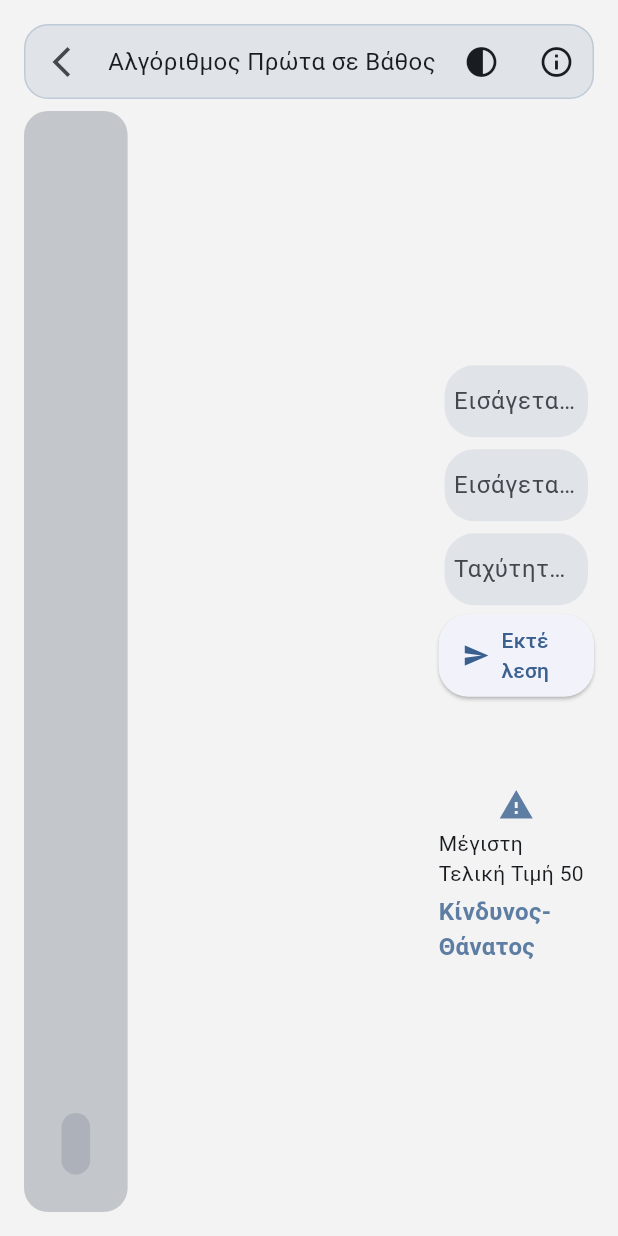
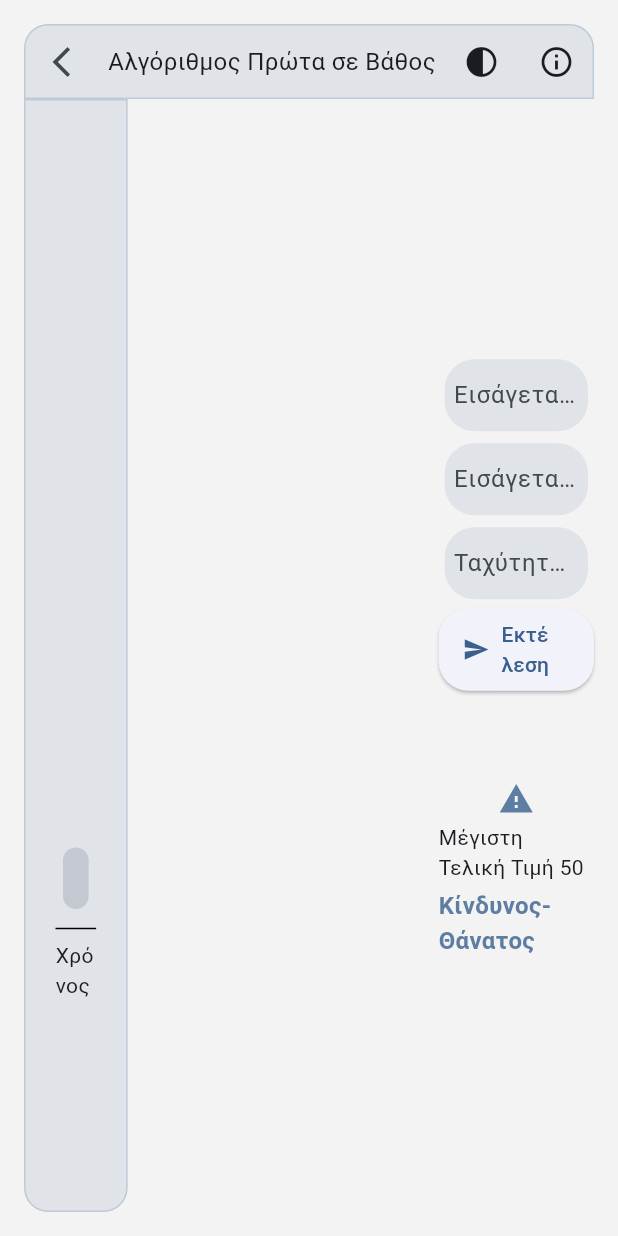
Before and after one commit to TonyGnk/Node-Odyssey, a Flutter app: the screen it shows after launch, after a tap on "Μετάβαση στον Αλγόριθμο Πρώτα σε Πλάτος", on a phone screen of 412 x 824 dp. Run offline on Flutter 3.47's test engine with Material 2 defaults, Android fonts, the phone set to English and light mode, and no system bars; our stand-ins replace adaptive_theme, flutter_riverpod, package_info_plus, shared_preferences; missing offline and left inert: app_settings, flutter_animated_dialog.

Commit message:
Refactor UI components and add constants

```diff
--- a/lib/Screens/Breadth First Page/Services/tracking_tiles.dart
+++ b/lib/Screens/Breadth First Page/Services/tracking_tiles.dart
@@ -1,4 +1,5 @@
 import 'package:flutter/material.dart';
+import '../../../Services & Providers/constants.dart';
 
 class TrackingTiles {
   TrackingTiles({
@@ -11,7 +12,7 @@ class TrackingTiles {
 
   Widget build(BuildContext context) => Container(
         decoration: BoxDecoration(
-          borderRadius: const BorderRadius.all(Radius.circular(20)),
+          borderRadius: const BorderRadius.all(Radius.circular(cornerSize)),
           color: Theme.of(context).colorScheme.secondary.withOpacity(0.2),
         ),
         margin: const EdgeInsets.all(5),
--- a/lib/Screens/Breadth First Page/left_column_bf.dart
+++ b/lib/Screens/Breadth First Page/left_column_bf.dart
@@ -7,12 +7,24 @@ Container c1(BuildContext context) => Container(
       //height: MediaQuery.of(context).size.height - 86,
       padding: const EdgeInsets.all(20),
       decoration: BoxDecoration(
-        borderRadius: const BorderRadius.all(Radius.circular(cornerSize)),
-        color: Theme.of(context).colorScheme.secondary.withOpacity(0.3),
+        borderRadius: const BorderRadius.only(
+          bottomRight: Radius.circular(cornerSize),
+          bottomLeft: Radius.circular(cornerSize),
+        ),
+        color: Theme.of(context).colorScheme.primary.withOpacity(0.1),
+        border: Border.all(
+          width: 1,
+          color: Theme.of(context).colorScheme.primary.withOpacity(0.2),
+        ),
       ),
       child: Column(
         children: [
           Expanded(child: trackingListBF()),
+          const Divider(
+            color: Colors.black,
+          ),
+          const Text('Χρόνος'),
+          const SizedBox(height: 120),
         ],
       ),
     );
--- a/lib/Screens/screen_list.dart
+++ b/lib/Screens/screen_list.dart
@@ -26,7 +26,11 @@ RoutedScreen breadthFirstAlgScreen() => const RoutedScreen(
       labelRoute: 'BreadthFirstAlgorithm',
       icon: Icons.radar_outlined,
       filledIcon: Icons.radar,
+      noMargin: true,
       appBar: AdaptAppBar(
+        noTopLeftCornerBack: true,
+        leftBottomCorner: false,
+        rightBottomCorner: false,
         label: 'Αλγόριθμος Πρώτα σε Βάθος',
         showThemeIcon: true,
         showInfoIcon: true,
--- a/lib/UI/Routed Screen/app_bar.dart
+++ b/lib/UI/Routed Screen/app_bar.dart
@@ -14,6 +14,9 @@ class AdaptAppBar extends StatelessWidget {
     this.label,
     this.enable = true,
     super.key,
+    this.leftBottomCorner = true,
+    this.rightBottomCorner = true,
+    this.noTopLeftCornerBack = false,
   });
 
   final bool enable;
@@ -26,6 +29,11 @@ class AdaptAppBar extends StatelessWidget {
   final bool showInfoIcon;
   final bool showBackButton;
 
+  final bool leftBottomCorner;
+  final bool rightBottomCorner;
+
+  final bool noTopLeftCornerBack;
+
   bool get getEnable => enable;
   @override
   Widget build(BuildContext context) => enable
@@ -37,7 +45,14 @@ class AdaptAppBar extends StatelessWidget {
                         Theme.of(context).colorScheme.primary.withOpacity(0.2),
                     width: 1,
                   ),
-                  borderRadius: BorderRadius.circular(cornerSize),
+                  borderRadius: BorderRadius.only(
+                    bottomLeft:
+                        Radius.circular(leftBottomCorner ? cornerSize : 0),
+                    bottomRight:
+                        Radius.circular(rightBottomCorner ? cornerSize : 0),
+                    topLeft: const Radius.circular(cornerSize),
+                    topRight: const Radius.circular(cornerSize),
+                  ),
                   color: Theme.of(context).colorScheme.primary.withOpacity(0.1),
                 )
               : BoxDecoration(
@@ -54,6 +69,7 @@ class AdaptAppBar extends StatelessWidget {
                   tooltip: 'Πίσω',
                   icon: const Icon(Icons.arrow_back_ios_new_outlined),
                   onPressed: () async => navigateBack(context),
+                  noBottomLeftCorner: noTopLeftCornerBack,
                 )
               : const SizedBox(),
           const SizedBox(width: 6),
--- a/lib/UI/Routed Screen/app_bar_icon.dart
+++ b/lib/UI/Routed Screen/app_bar_icon.dart
@@ -1,4 +1,6 @@
 import 'package:flutter/material.dart';
+
+import '../../Services & Providers/constants.dart';
 
 class AppBarIcon extends StatelessWidget {
   const AppBarIcon({
@@ -8,6 +10,7 @@ class AppBarIcon extends StatelessWidget {
     super.key,
     this.isSelected,
     this.selectedIcon,
+    this.noBottomLeftCorner = false,
   });
 
   final String? tooltip;
@@ -15,6 +18,7 @@ class AppBarIcon extends StatelessWidget {
   final bool? isSelected;
   final void Function()? onPressed;
   final Widget? selectedIcon;
+  final bool noBottomLeftCorner;
 
   @override
   Widget build(BuildContext context) => IconButton(
@@ -22,7 +26,13 @@ class AppBarIcon extends StatelessWidget {
         style: ButtonStyle(
           shape: MaterialStateProperty.all<OutlinedBorder>(
             RoundedRectangleBorder(
-              borderRadius: BorderRadius.circular(16),
+              borderRadius: BorderRadius.only(
+                bottomLeft:
+                    Radius.circular(noBottomLeftCorner ? 0 : cornerSize),
+                topLeft: const Radius.circular(cornerSize),
+                topRight: const Radius.circular(cornerSize),
+                bottomRight: const Radius.circular(cornerSize),
+              ),
             ),
           ),
           fixedSize: MaterialStateProperty.all<Size>(const Size(50, 50)),
--- a/lib/UI/Routed Screen/routed_screen.dart
+++ b/lib/UI/Routed Screen/routed_screen.dart
@@ -14,6 +14,7 @@ class RoutedScreen extends StatelessWidget {
     super.key,
     this.filledIcon = Icons.error,
     this.label = '',
+    this.noMargin = false,
   });
 
   /// Label in the navigation bar/rail and URL path
@@ -34,6 +35,8 @@ class RoutedScreen extends StatelessWidget {
   /// The app bar of the screen. If null no app bar is displayed
   final AdaptAppBar appBar;
 
+  final bool noMargin;
+
   @override
   Widget build(BuildContext context) => Scaffold(
         body: Container(
@@ -47,7 +50,7 @@ class RoutedScreen extends StatelessWidget {
   Column col(BuildContext context) => Column(
         children: [
           appBar,
-          const SizedBox(height: 8),
+          noMargin ? const SizedBox() : const SizedBox(height: 8),
           Expanded(child: mainChild),
         ],
       );
```
